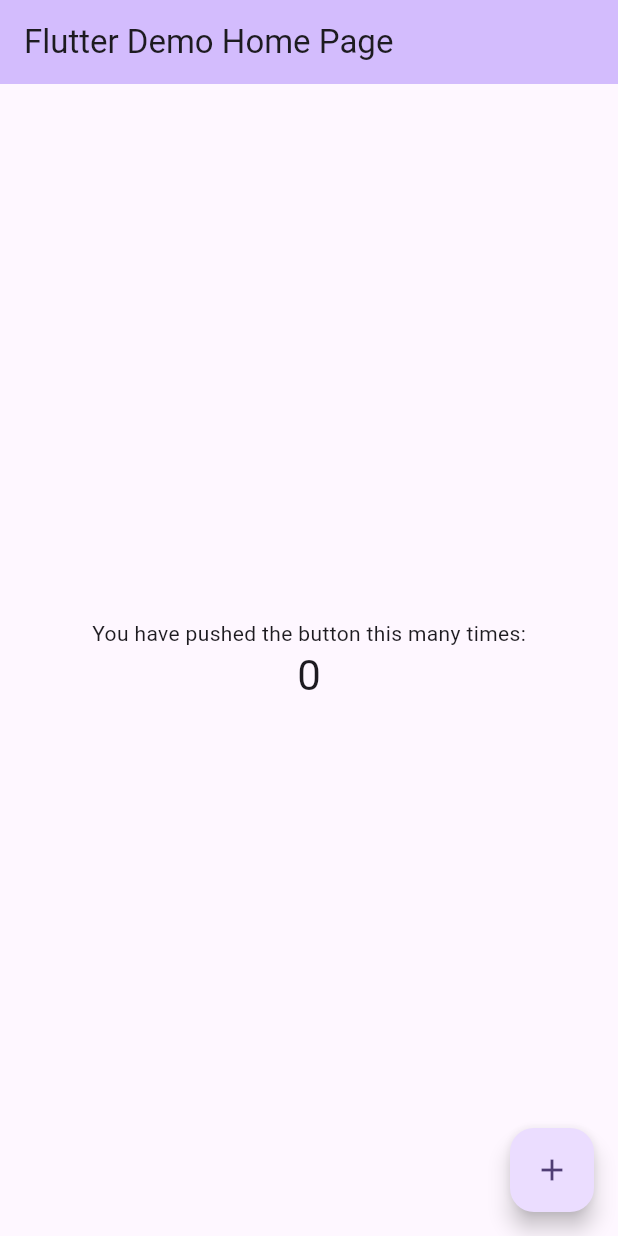
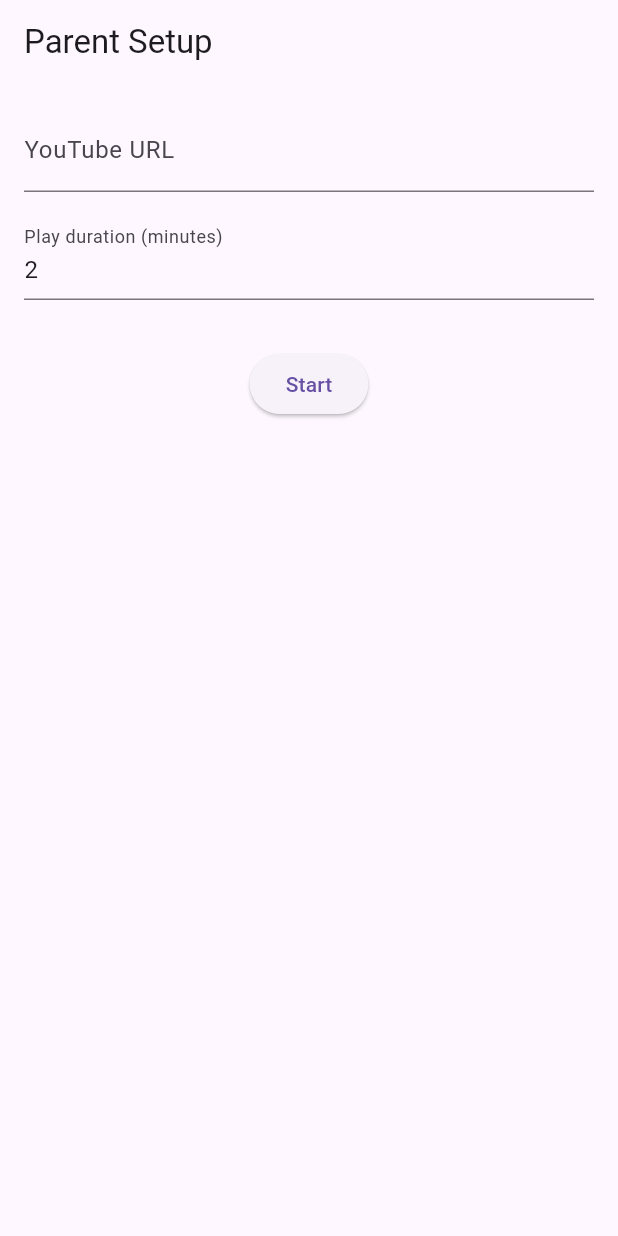
Before and after one commit to Kat-JS/kids-video, a Flutter app: the screen it shows after launch, on a phone screen of 412 x 824 dp. Run offline on Flutter 3.47's test engine with Material 3 defaults, Android fonts, the phone set to English and light mode, and no system bars; our stand-ins replace youtube_player_flutter, youtube_player_iframe.

Commit message:
youtube iframe try

```diff
--- a/kids_video/lib/main.dart
+++ b/kids_video/lib/main.dart
@@ -1,122 +1,91 @@
 import 'package:flutter/material.dart';
+import 'child_player.dart';
 
 void main() {
-  runApp(const MyApp());
+  runApp(KidsVideoApp());
 }
 
-class MyApp extends StatelessWidget {
-  const MyApp({super.key});
-
-  // This widget is the root of your application.
+class KidsVideoApp extends StatelessWidget {
   @override
   Widget build(BuildContext context) {
     return MaterialApp(
-      title: 'Flutter Demo',
+      title: 'Kids Video MVP',
       theme: ThemeData(
-        // This is the theme of your application.
-        //
-        // TRY THIS: Try running your application with "flutter run". You'll see
-        // the application has a purple toolbar. Then, without quitting the app,
-        // try changing the seedColor in the colorScheme below to Colors.green
-        // and then invoke "hot reload" (save your changes or press the "hot
-        // reload" button in a Flutter-supported IDE, or press "r" if you used
-        // the command line to start the app).
-        //
-        // Notice that the counter didn't reset back to zero; the application
-        // state is not lost during the reload. To reset the state, use hot
-        // restart instead.
-        //
-        // This works for code too, not just values: Most code changes can be
-        // tested with just a hot reload.
-        colorScheme: .fromSeed(seedColor: Colors.deepPurple),
+        primarySwatch: Colors.blue,
       ),
-      home: const MyHomePage(title: 'Flutter Demo Home Page'),
+      initialRoute: '/',
+      routes: {
+        '/': (context) => ParentSetupScreen(),
+        '/child_player': (context) => ChildPlayer(),
+      },
     );
   }
 }
 
-class MyHomePage extends StatefulWidget {
-  const MyHomePage({super.key, required this.title});
+// Parent setup screen
+class ParentSetupScreen extends StatefulWidget {
+  @override
+  State<ParentSetupScreen> createState() => _ParentSetupScreenState();
+}
 
-  // This widget is the home page of your application. It is stateful, meaning
-  // that it has a State object (defined below) that contains fields that affect
-  // how it looks.
-
-  // This class is the configuration for the state. It holds the values (in this
-  // case the title) provided by the parent (in this case the App widget) and
-  // used by the build method of the State. Fields in a Widget subclass are
-  // always marked "final".
-
-  final String title;
+class _ParentSetupScreenState extends State<ParentSetupScreen> {
+  final _youtubeController = TextEditingController();
+  final _minutesController = TextEditingController(text: '2');
 
   @override
-  State<MyHomePage> createState() => _MyHomePageState();
-}
+  void dispose() {
+    _youtubeController.dispose();
+    _minutesController.dispose();
+    super.dispose();
+  }
 
-class _MyHomePageState extends State<MyHomePage> {
-  int _counter = 0;
+  void _startChildPlayer() {
+    final youtubeUrl = _youtubeController.text.trim();
+    final minutes = int.tryParse(_minutesController.text) ?? 2;
 
-  void _incrementCounter() {
-    setState(() {
-      // This call to setState tells the Flutter framework that something has
-      // changed in this State, which causes it to rerun the build method below
-      // so that the display can reflect the updated values. If we changed
-      // _counter without calling setState(), then the build method would not be
-      // called again, and so nothing would appear to happen.
-      _counter = _counter + 10;
-    });
+    if (youtubeUrl.isEmpty) return;
+
+    Navigator.pushNamed(
+      context,
+      '/child_player',
+      arguments: {'youtube': youtubeUrl, 'playMinutes': minutes},
+    );
   }
 
   @override
-  Widget build(BuildContext context) {
-    // This method is rerun every time setState is called, for instance as done
-    // by the _incrementCounter method above.
-    //
-    // The Flutter framework has been optimized to make rerunning build methods
-    // fast, so that you can just rebuild anything that needs updating rather
-    // than having to individually change instances of widgets.
-    return Scaffold(
-      appBar: AppBar(
-        // TRY THIS: Try changing the color here to a specific color (to
-        // Colors.amber, perhaps?) and trigger a hot reload to see the AppBar
-        // change color while the other colors stay the same.
-        backgroundColor: Theme.of(context).colorScheme.inversePrimary,
-        // Here we take the value from the MyHomePage object that was created by
-        // the App.build method, and use it to set our appbar title.
-        title: Text(widget.title),
-      ),
-      body: Center(
-        // Center is a layout widget. It takes a single child and positions it
-        // in the middle of the parent.
+Widget build(BuildContext context) {
+  return Scaffold(
+    appBar: AppBar(title: Text("Parent Setup")),
+    body: Padding(
+      padding: const EdgeInsets.all(16.0),
+      child: SingleChildScrollView(
         child: Column(
-          // Column is also a layout widget. It takes a list of children and
-          // arranges them vertically. By default, it sizes itself to fit its
-          // children horizontally, and tries to be as tall as its parent.
-          //
-          // Column has various properties to control how it sizes itself and
-          // how it positions its children. Here we use mainAxisAlignment to
-          // center the children vertically; the main axis here is the vertical
-          // axis because Columns are vertical (the cross axis would be
-          // horizontal).
-          //
-          // TRY THIS: Invoke "debug painting" (choose the "Toggle Debug Paint"
-          // action in the IDE, or press "p" in the console), to see the
-          // wireframe for each widget.
-          mainAxisAlignment: .center,
           children: [
-            const Text('You have pushed the button this many times:'),
-            Text(
-              '$_counter',
-              style: Theme.of(context).textTheme.headlineMedium,
+            TextField(
+              controller: _youtubeController,
+              decoration: InputDecoration(
+                labelText: "YouTube URL",
+                hintText: "https://youtube.com/…",
+              ),
+            ),
+            SizedBox(height: 16),
+            TextField(
+              controller: _minutesController,
+              keyboardType: TextInputType.number,
+              decoration: InputDecoration(
+                labelText: "Play duration (minutes)",
+              ),
+            ),
+            SizedBox(height: 32),
+            ElevatedButton(
+              onPressed: _startChildPlayer,
+              child: Text("Start"),
             ),
           ],
         ),
       ),
-      floatingActionButton: FloatingActionButton(
-        onPressed: _incrementCounter,
-        tooltip: 'Increment',
-        child: const Icon(Icons.add),
-      ),
-    );
-  }
+    ),
+  );
 }
+
+}
--- a/kids_video/pubspec.yaml
+++ b/kids_video/pubspec.yaml
@@ -34,6 +34,10 @@ dependencies:
   # The following adds the Cupertino Icons font to your application.
   # Use with the CupertinoIcons class for iOS style icons.
   cupertino_icons: ^1.0.8
+  url_launcher: ^6.3.2
+  youtube_player_flutter: ^9.1.3
+  youtube_player_iframe: ^3.0.0
+
 
 dev_dependencies:
   flutter_test:
```
Also changed, not shown: kids_video/lib/break/break_screen.dart (added, +43 -0 lines), kids_video/lib/child_mode/child_player.dart (added, +100 -0 lines), kids_video/lib/child_player.dart (added, +207 -0 lines), kids_video/lib/parent_setup/setup_screen.dart (added, +72 -0 lines), kids_video/pubspec.lock, 16 other files.
